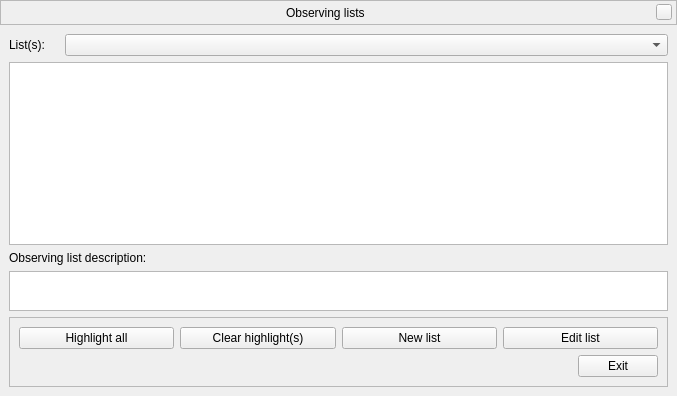
The window that src/gui/obsListDialog.ui (Stellarium/stellarium) describes before a commit, drawn with Qt 5.
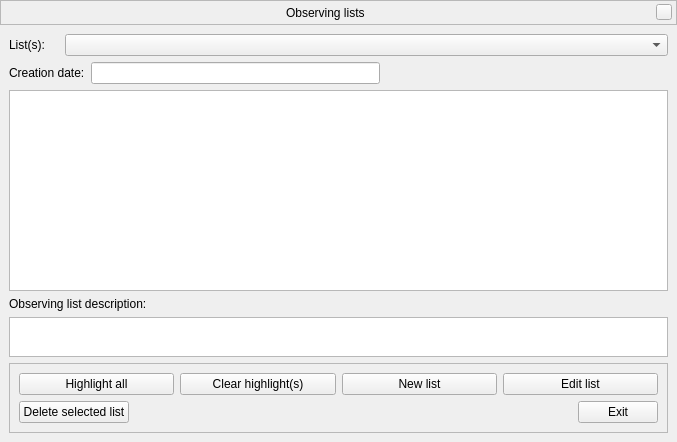
The same window after the commit. Custom widgets are drawn as their Qt base class.

Commit message:
Adding delete list button
adding a delete list button into ObsListDialog

```diff
--- a/src/gui/obsListDialog.ui
+++ b/src/gui/obsListDialog.ui
@@ -7,7 +7,7 @@
     <x>0</x>
     <y>0</y>
     <width>677</width>
-    <height>396</height>
+    <height>442</height>
    </rect>
   </property>
   <layout class="QGridLayout" name="gridLayout_2">
@@ -259,6 +259,16 @@
          </item>
          <item>
           <layout class="QHBoxLayout" name="horizontalLayoutExit">
+           <item>
+            <widget class="QPushButton" name="obsListDeleteButton">
+             <property name="toolTip">
+              <string>Delete the selected list</string>
+             </property>
+             <property name="text">
+              <string>Delete selected list</string>
+             </property>
+            </widget>
+           </item>
            <item>
             <spacer name="horizontalSpacer">
              <property name="orientation">
@@ -284,6 +294,37 @@
         </layout>
        </widget>
       </item>
+      <item row="6" column="0">
+       <layout class="QHBoxLayout" name="horizontalLayoutDate">
+        <item>
+         <widget class="QLabel" name="creationDateLabel">
+          <property name="text">
+           <string>Creation date:</string>
+          </property>
+         </widget>
+        </item>
+        <item>
+         <widget class="QLineEdit" name="obsListCreationDateLineEdit">
+          <property name="readOnly">
+           <bool>true</bool>
+          </property>
+         </widget>
+        </item>
+        <item>
+         <spacer name="horizontalSpacer_2">
+          <property name="orientation">
+           <enum>Qt::Horizontal</enum>
+          </property>
+          <property name="sizeHint" stdset="0">
+           <size>
+            <width>40</width>
+            <height>20</height>
+           </size>
+          </property>
+         </spacer>
+        </item>
+       </layout>
+      </item>
      </layout>
     </widget>
    </item>
```
Left out of the diff: 3 changed lines with no effect on the pictures. The commit also changes 5 other files.
